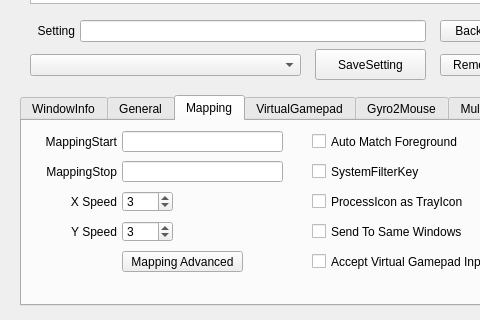
Old version of the form QKeyMapper/qkeymapper.ui in the repository Zalafina/QKeyMapper; both pictures show x 0 to 480 and y 350 to 670 of the 1070 by 670 pixel window.
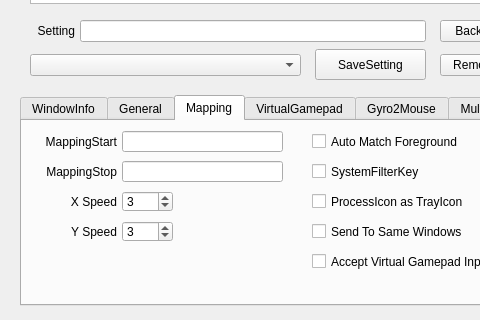
New version of the form. The open tabs and pages were chosen to show the change.

Patch:
```diff
--- a/QKeyMapper/qkeymapper.ui
+++ b/QKeyMapper/qkeymapper.ui
@@ -1188,25 +1188,6 @@
       <string>SystemFilterKey</string>
      </property>
     </widget>
-    <widget class="QPushButton" name="MappingAdvancedSettingButton">
-     <property name="geometry">
-      <rect>
-       <x>100</x>
-       <y>130</y>
-       <width>121</width>
-       <height>21</height>
-      </rect>
-     </property>
-     <property name="focusPolicy">
-      <enum>Qt::FocusPolicy::NoFocus</enum>
-     </property>
-     <property name="text">
-      <string>Mapping Advanced</string>
-     </property>
-     <property name="autoDefault">
-      <bool>false</bool>
-     </property>
-    </widget>
    </widget>
    <widget class="QWidget" name="virtual_gamepad">
     <attribute name="title">
```
Left out of the diff: 2 changed lines with no effect on the pictures.
